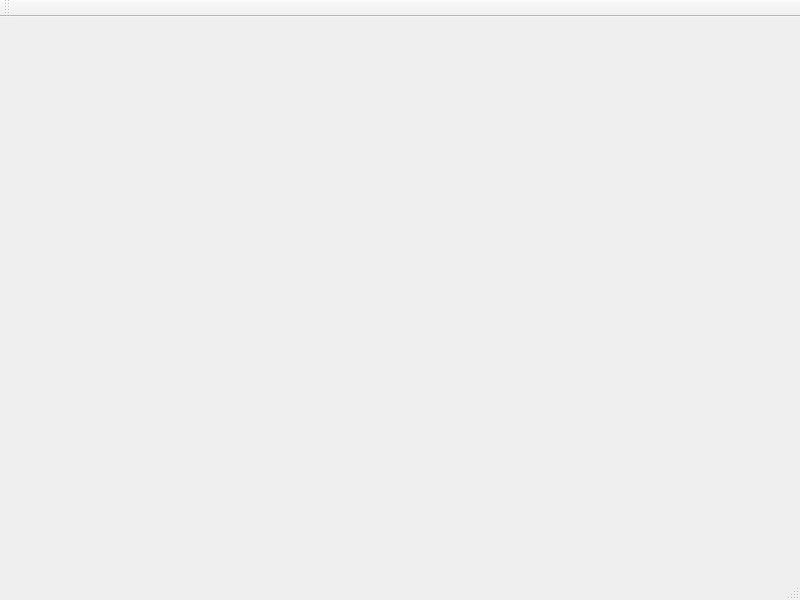
dridk/estel, file mainwindow.ui: the form before one commit.
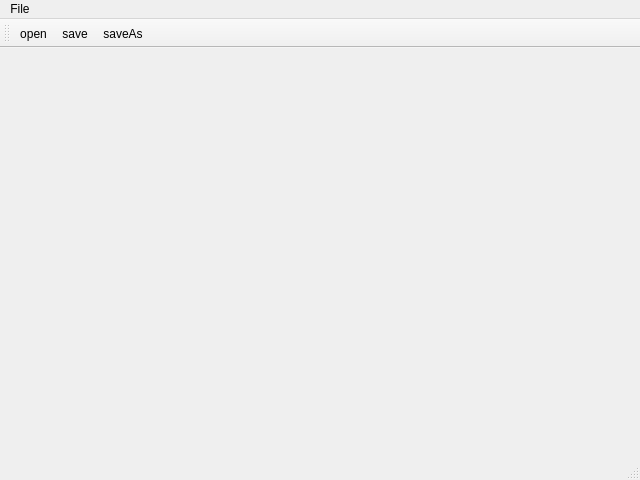
The form after the commit.

Diff of the .ui file:
```diff
--- a/mainwindow.ui
+++ b/mainwindow.ui
@@ -6,8 +6,8 @@
    <rect>
     <x>0</x>
     <y>0</y>
-    <width>800</width>
-    <height>600</height>
+    <width>640</width>
+    <height>480</height>
    </rect>
   </property>
   <property name="windowTitle">
@@ -19,10 +19,19 @@
     <rect>
      <x>0</x>
      <y>0</y>
-     <width>800</width>
+     <width>640</width>
      <height>25</height>
     </rect>
    </property>
+   <widget class="QMenu" name="menuFile">
+    <property name="title">
+     <string>File</string>
+    </property>
+    <addaction name="actionOpen"/>
+    <addaction name="actionSave"/>
+    <addaction name="actionSaveAs"/>
+   </widget>
+   <addaction name="menuFile"/>
   </widget>
   <widget class="QStatusBar" name="statusbar"/>
   <widget class="QToolBar" name="toolBar">
@@ -35,7 +44,25 @@
    <attribute name="toolBarBreak">
     <bool>false</bool>
    </attribute>
+   <addaction name="actionOpen"/>
+   <addaction name="actionSave"/>
+   <addaction name="actionSaveAs"/>
   </widget>
+  <action name="actionOpen">
+   <property name="text">
+    <string>open</string>
+   </property>
+  </action>
+  <action name="actionSave">
+   <property name="text">
+    <string>save</string>
+   </property>
+  </action>
+  <action name="actionSaveAs">
+   <property name="text">
+    <string>saveAs</string>
+   </property>
+  </action>
  </widget>
  <resources/>
  <connections/>
```
